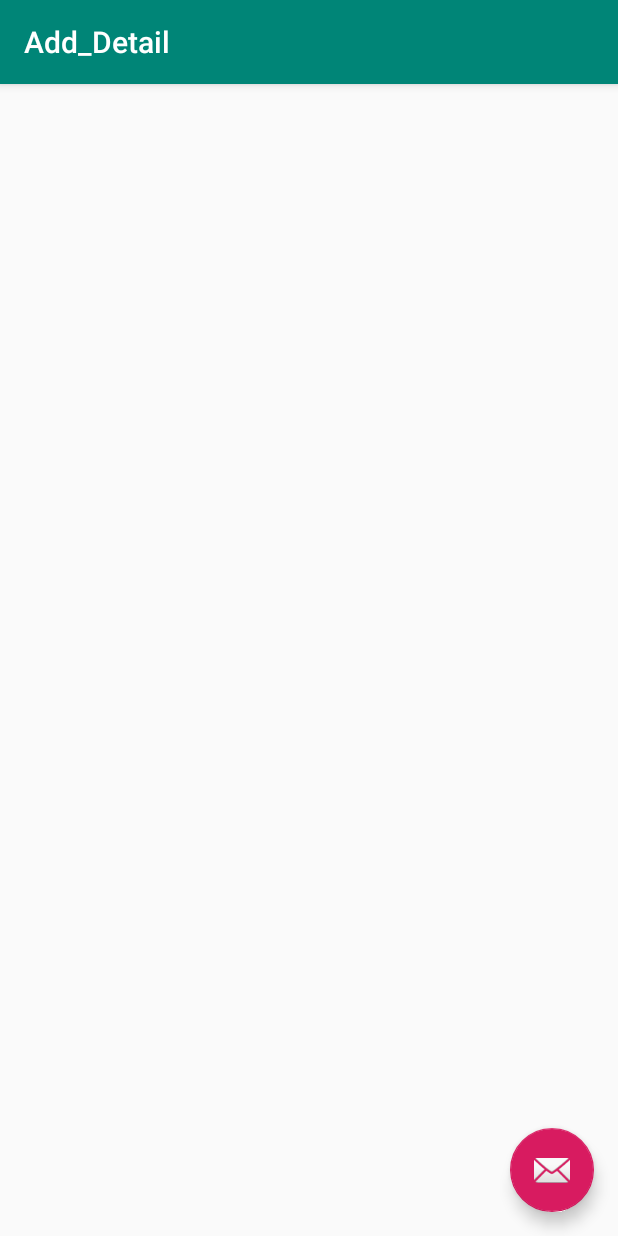
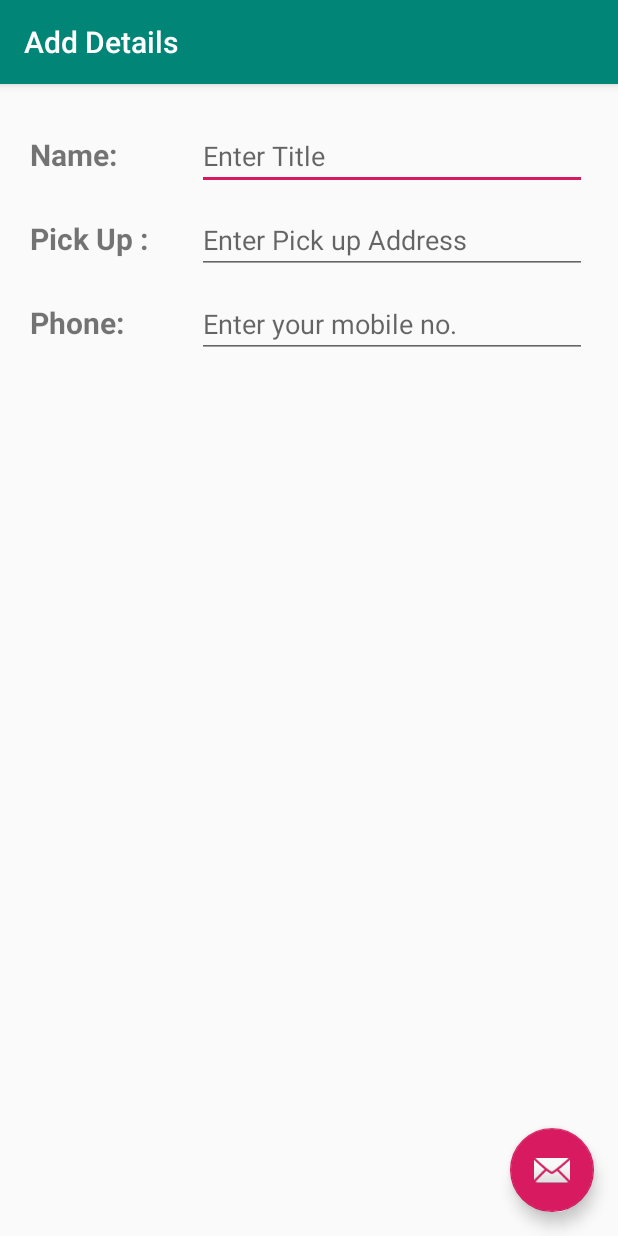
Before and after one commit to prajwalmw/RestaurantSeatBooking, an Android app: the Add_Detail screen opened directly, with no data from a screen before it, on a phone screen of 412 x 824 dp. Run offline under Robolectric (Android 15) with nearby library versions, the phone set to English and light mode, and no system bars.

Commit message:
add detail UI 1

```diff
--- a/app/src/main/java/com/prajwal/restaurant/ui/home/HomeFragment.java
+++ b/app/src/main/java/com/prajwal/restaurant/ui/home/HomeFragment.java
@@ -14,6 +14,7 @@ import androidx.fragment.app.Fragment;
 import androidx.lifecycle.Observer;
 import androidx.lifecycle.ViewModelProviders;
 
+import com.prajwal.restaurant.Add_Detail;
 import com.prajwal.restaurant.R;
 
 public class HomeFragment extends Fragment {
@@ -37,7 +38,9 @@ public class HomeFragment extends Fragment {
         book_button.setOnClickListener(new View.OnClickListener() {
             @Override
             public void onClick(View view) {
-               // Intent intent = new Intent(this, )
+                Intent intent = new Intent(getContext(), Add_Detail.class);
+                startActivity(intent);
+
             }
         });
         return root;
--- a/app/src/main/res/layout/content_add__detail.xml
+++ b/app/src/main/res/layout/content_add__detail.xml
@@ -1,5 +1,6 @@
 <?xml version="1.0" encoding="utf-8"?>
-<androidx.constraintlayout.widget.ConstraintLayout xmlns:android="http://schemas.android.com/apk/res/android"
+<RelativeLayout
+    xmlns:android="http://schemas.android.com/apk/res/android"
     xmlns:app="http://schemas.android.com/apk/res-auto"
     xmlns:tools="http://schemas.android.com/tools"
     android:layout_width="match_parent"
@@ -8,4 +9,111 @@
     tools:context=".Add_Detail"
     tools:showIn="@layout/activity_add__detail">
 
-</androidx.constraintlayout.widget.ConstraintLayout>
+    <LinearLayout
+        android:id="@+id/linear"
+        android:layout_width="match_parent"
+        android:layout_height="wrap_content"
+        android:layout_alignParentStart="true"
+        android:layout_margin="20dp"
+        android:orientation="vertical">
+
+        <LinearLayout
+            android:layout_width="match_parent"
+            android:layout_height="0sp"
+            android:layout_marginVertical="5dp"
+            android:layout_weight="1"
+            android:orientation="horizontal">
+
+            <TextView
+                android:id="@+id/title"
+                android:layout_width="0dp"
+                android:layout_height="wrap_content"
+                android:layout_alignBaseline="@+id/title_edit"
+                android:layout_alignEnd="@+id/type"
+                android:layout_weight="0.30"
+                android:text="Name:"
+                android:textSize="20sp"
+                android:textStyle="bold" />
+
+            <EditText
+                android:id="@+id/title_edit"
+                android:layout_width="0dp"
+                android:layout_height="wrap_content"
+                android:layout_alignStart="@+id/radio_group"
+                android:layout_centerVertical="true"
+                android:layout_column="2"
+                android:layout_row="2"
+                android:layout_weight="0.70"
+                android:ems="10"
+                android:hint="Enter Title"
+                android:inputType="textPersonName" />
+
+        </LinearLayout>
+
+        <LinearLayout
+            android:layout_width="match_parent"
+            android:layout_height="0sp"
+            android:layout_marginVertical="5dp"
+            android:layout_weight="1"
+            android:orientation="horizontal">
+
+            <TextView
+                android:id="@+id/address"
+                android:layout_width="0dp"
+                android:layout_height="wrap_content"
+                android:layout_alignBaseline="@+id/address_edit"
+                android:layout_alignParentStart="true"
+                android:layout_weight="0.30"
+                android:text="Pick Up :"
+                android:textSize="20sp"
+                android:textStyle="bold" />
+
+            <EditText
+                android:id="@+id/address_edit"
+                android:layout_width="0dp"
+                android:layout_height="wrap_content"
+                android:layout_alignParentBottom="true"
+                android:layout_alignParentEnd="true"
+                android:layout_weight="0.70"
+                android:ems="10"
+                android:hint="Enter Pick up Address"
+                android:inputType="textPostalAddress" />
+
+        </LinearLayout>
+
+        <LinearLayout
+            android:id="@+id/phone_linear"
+            android:layout_width="match_parent"
+            android:layout_height="0sp"
+            android:layout_marginVertical="5dp"
+            android:layout_weight="1"
+            android:orientation="horizontal">
+
+            <TextView
+                android:id="@+id/phone"
+                android:layout_width="0dp"
+                android:layout_height="wrap_content"
+                android:layout_alignBaseline="@+id/phone_edit"
+                android:layout_alignEnd="@+id/title"
+                android:layout_weight="0.30"
+                android:text="Phone:"
+                android:textSize="20sp"
+                android:textStyle="bold" />
+
+
+            <EditText
+                android:id="@+id/phone_edit"
+                android:layout_width="0dp"
+                android:layout_height="wrap_content"
+                android:layout_alignParentBottom="true"
+                android:layout_alignStart="@+id/title_edit"
+                android:layout_weight="0.70"
+                android:ems="10"
+                android:hint="Enter your mobile no."
+                android:inputType="phone"
+                android:maxLength="10" />
+
+        </LinearLayout>
+
+    </LinearLayout>
+</RelativeLayout>
--- a/app/src/main/res/layout/fragment_home.xml
+++ b/app/src/main/res/layout/fragment_home.xml
@@ -19,6 +19,7 @@
         android:layout_margin="30dp"
         android:textStyle="bold"
         android:fontFamily="monospace"
+        android:textSize="15dp"
         android:padding="10dp"
         />
 
--- a/app/src/main/res/values/strings.xml
+++ b/app/src/main/res/values/strings.xml
@@ -13,5 +13,5 @@
     <string name="menu_tools">Tools</string>
     <string name="menu_share">Share</string>
     <string name="menu_send">Send</string>
-    <string name="title_activity_add__detail">Add_Detail</string>
+    <string name="title_activity_add__detail">Add Details</string>
 </resources>
```
